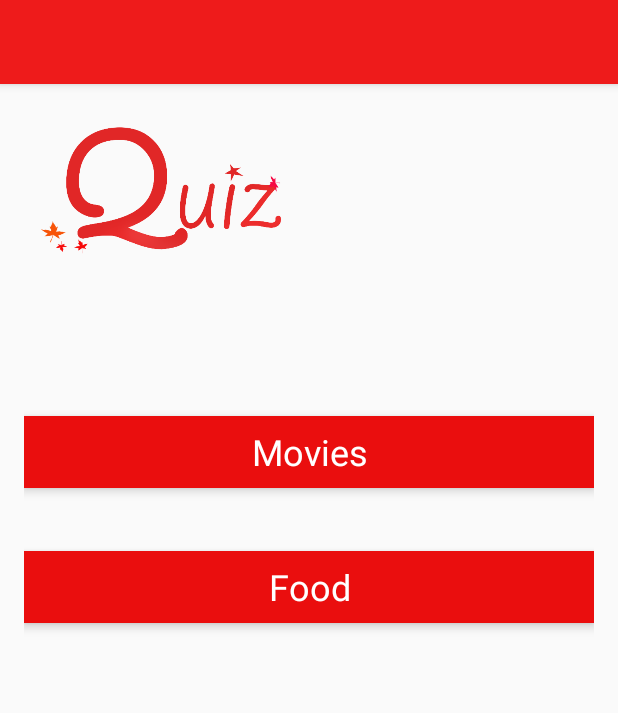
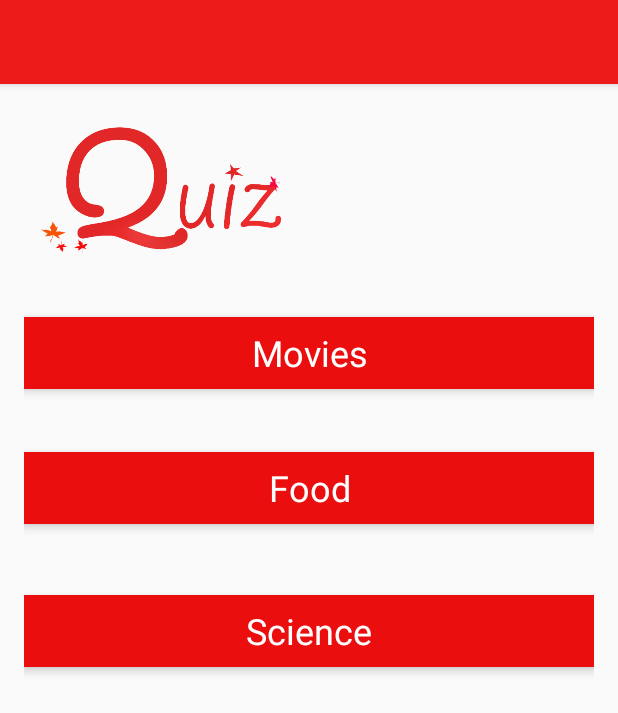
Before and after one commit to gsanganee/UclQuiz, an Android app: the screen it shows after launch (MainActivity), on a phone screen of 412 x 824 dp. Shown: the top 713 px of the screen. Run offline under Robolectric (Android 15) with nearby library versions, the phone set to English and light mode, and no system bars.

Commit message:
Changes 18:19 21/03/2016

```diff
--- a/app/src/main/java/com/example/gaurang/hope/MainActivity.java
+++ b/app/src/main/java/com/example/gaurang/hope/MainActivity.java
@@ -37,6 +37,11 @@ public class MainActivity extends Activity {
             Intent intent = new Intent(this, Main2Activity.class);
             startActivity(intent);
         }
+        else if (button_text.equals("Science"))
+        {
+            Intent intent = new Intent(this, Main3Activity.class);
+            startActivity(intent);
+        }
 
 
             }
--- a/app/src/main/res/layout-land/content_main.xml
+++ b/app/src/main/res/layout-land/content_main.xml
@@ -21,9 +21,8 @@
         style="@style/Widget.Design.AppBarLayout"
         android:textSize="24dp"
         android:textColor="#ffffff"
-        android:layout_below="@+id/imageView"
-        android:layout_alignParentRight="true"
-        android:layout_alignParentEnd="true" />
+        android:layout_above="@+id/b2"
+        android:layout_centerHorizontal="true" />
 
     <Button
         android:layout_width="fill_parent"
@@ -31,22 +30,33 @@
         android:text="Food"
         android:id="@+id/b2"
         android:onClick="quizee"
-        android:layout_marginTop="42dp"
-        android:layout_below="@+id/b1"
-        android:layout_centerHorizontal="true"
         style="@style/Widget.Design.AppBarLayout"
         android:textColor="#ffffff"
-        android:textSize="24dp" />
+        android:textSize="24dp"
+        android:layout_centerVertical="true"
+        android:layout_alignLeft="@+id/b1"
+        android:layout_alignStart="@+id/b1" />
 
     <ImageView
         android:layout_width="wrap_content"
         android:layout_height="100dp"
         android:id="@+id/imageView"
         android:src = "@drawable/quiz"
-        android:layout_marginRight="380dp"
-        android:layout_marginEnd="380dp"
         android:layout_alignParentTop="true"
-        android:layout_alignRight="@+id/b1"
-        android:layout_alignEnd="@+id/b1" />
+        android:layout_centerHorizontal="true"
+        android:layout_above="@+id/b1" />
+
+    <Button
+        style="@style/Widget.Design.AppBarLayout"
+        android:layout_width="fill_parent"
+        android:layout_height="wrap_content"
+        android:text="Science"
+        android:id="@+id/b3"
+        android:onClick="quizee"
+        android:textColor="#ffffff"
+        android:textSize="24dp"
+        android:layout_below="@+id/b2"
+        android:layout_alignLeft="@+id/b2"
+        android:layout_alignStart="@+id/b2" />
 
 </RelativeLayout>
--- a/app/src/main/res/layout/content_main.xml
+++ b/app/src/main/res/layout/content_main.xml
@@ -18,12 +18,13 @@
         android:text="Movies"
         android:id="@+id/b1"
         android:onClick="quizee"
-        android:layout_alignParentTop="true"
-        android:layout_centerHorizontal="true"
-        android:layout_marginTop="205dp"
+        android:layout_marginTop="39dp"
         style="@style/Widget.Design.AppBarLayout"
         android:textSize="24dp"
-        android:textColor="#ffffff" />
+        android:textColor="#ffffff"
+        android:layout_below="@+id/imageView"
+        android:layout_alignParentLeft="true"
+        android:layout_alignParentStart="true" />
 
     <Button
         android:layout_width="fill_parent"
@@ -49,4 +50,17 @@
         android:layout_alignRight="@+id/b1"
         android:layout_alignEnd="@+id/b1" />
 
+    <Button
+        style="@style/Widget.Design.AppBarLayout"
+        android:layout_width="fill_parent"
+        android:layout_height="wrap_content"
+        android:text="Science"
+        android:id="@+id/b3"
+        android:onClick="quizee"
+        android:layout_marginTop="47dp"
+        android:textColor="#ffffff"
+        android:textSize="24dp"
+        android:layout_below="@+id/b2"
+        android:layout_centerHorizontal="true" />
+
 </RelativeLayout>
--- a/app/src/main/res/values/strings.xml
+++ b/app/src/main/res/values/strings.xml
@@ -3,4 +3,5 @@
     <string name="action_settings">Settings</string>
     <string name="title_activity_secondquiz">secondquiz</string>
     <string name="title_activity_main2">Main2Activity</string>
+    <string name="title_activity_main3">Main3Activity</string>
 </resources>
```
Also changed, not shown: app/src/main/AndroidManifest.xml (+16 -0 lines), app/src/main/java/com/example/gaurang/hope/Main3Activity.java (added, +106 -0 lines), app/src/main/java/com/example/gaurang/hope/result3.java (added, +32 -0 lines), app/src/main/res/layout-land/activity_main3.xml (added, +26 -0 lines), app/src/main/res/layout-land/content_main3.xml (added, +67 -0 lines), app/src/main/res/layout/activity_main3.xml (added, +26 -0 lines), app/src/main/res/layout/content_main3.xml (added, +70 -0 lines).
